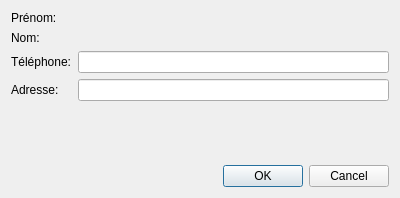
First picture: the form in InfoDynamiqueQt/Vues/vuegestionclient.ui, repository AlexandreGirardin/ProjetAnalyse, before the edit.
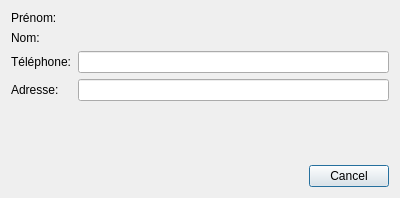
Second picture: the form after the edit.

Commit message: Désactiver le bouton OK si les champs ne sont pas valides

Diff of the .ui file:
```diff
--- a/InfoDynamiqueQt/Vues/vuegestionclient.ui
+++ b/InfoDynamiqueQt/Vues/vuegestionclient.ui
@@ -59,7 +59,7 @@
    <item>
     <widget class="QDialogButtonBox" name="buttonBox">
      <property name="standardButtons">
-      <set>QDialogButtonBox::Cancel|QDialogButtonBox::Ok</set>
+      <set>QDialogButtonBox::Cancel</set>
      </property>
      <property name="centerButtons">
       <bool>false</bool>
```
The commit also changes 4 other files.
